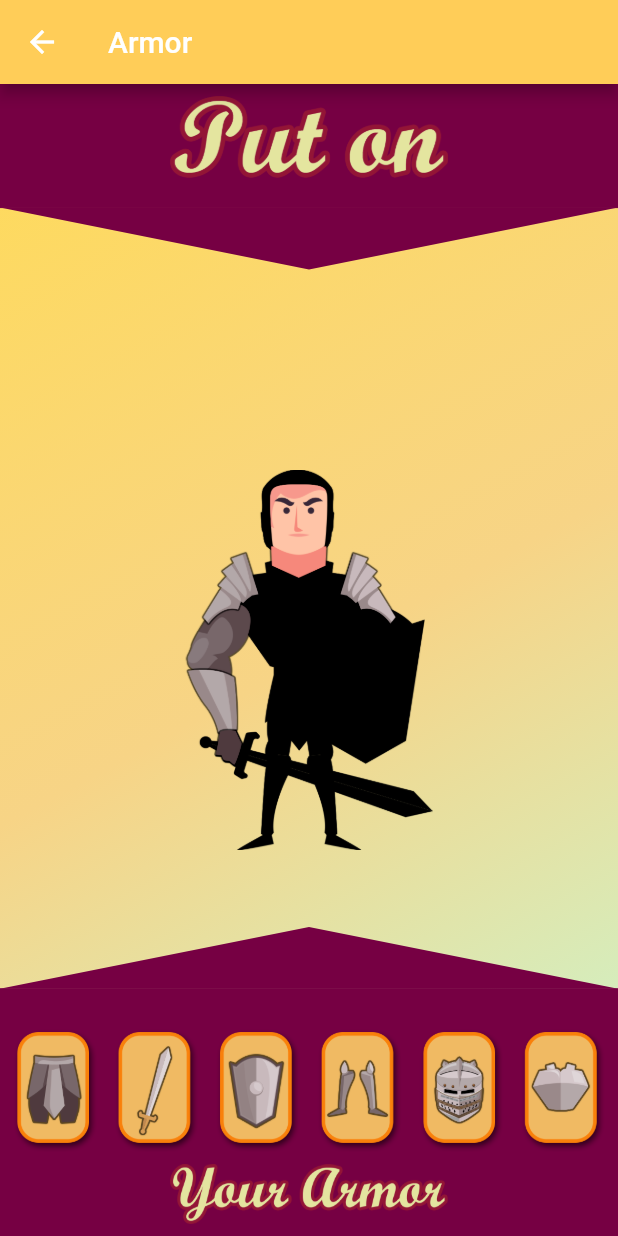
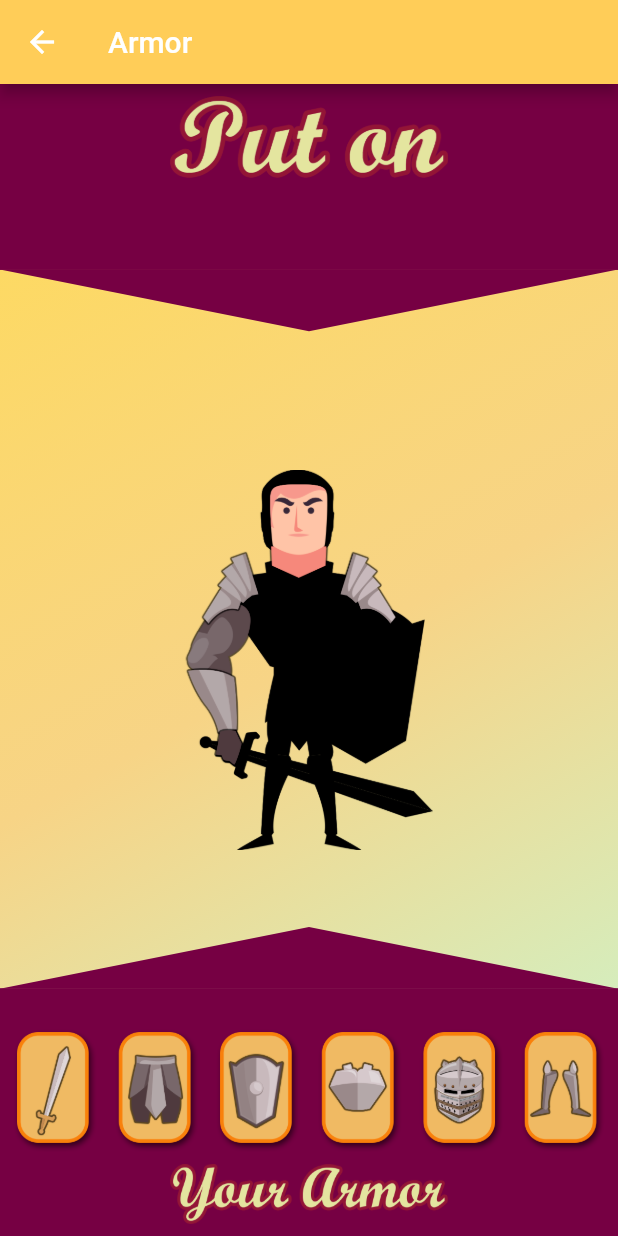
Before and after one commit to Jakebluhm/morning_mustard, a Flutter app: the ArmorPage screen opened by its route, on a phone screen of 412 x 824 dp. Run offline on Flutter 3.47's test engine with Material 2 defaults, Android fonts, the phone set to English and light mode, and no system bars; our stand-ins replace flutter_hooks, flutter_riverpod, freezed_annotation, go_router, hooks_riverpod, riverpod_annotation and 1 more; generated files the repository leaves out were written again.

Commit message:
Complete armor buttons with show toggle feature

```diff
--- a/lib/constants/armor_button_data.dart
+++ b/lib/constants/armor_button_data.dart
@@ -16,13 +16,13 @@ class ButtonItem {
 List<ButtonItem> armorButtonItems = [
   ButtonItem(
     imagePath:
-        'lib/assets/Soilder/armor with box/west with box.imageset/west with box.png',
-    label: 'waist',
+        'lib/assets/Soilder/armor with box/shord with box.imageset/shord with box.png',
+    label: 'sword',
   ),
   ButtonItem(
     imagePath:
-        'lib/assets/Soilder/armor with box/shord with box.imageset/shord with box.png',
-    label: 'sword',
+        'lib/assets/Soilder/armor with box/west with box.imageset/west with box.png',
+    label: 'waist',
   ),
   ButtonItem(
     imagePath:
@@ -31,8 +31,8 @@ List<ButtonItem> armorButtonItems = [
   ),
   ButtonItem(
     imagePath:
-        'lib/assets/Soilder/armor with box/leg arms with box.imageset/leg arms with box.png',
-    label: 'legs',
+        'lib/assets/Soilder/armor with box/chest sheild with box.imageset/chest sheild with box.png',
+    label: 'chest',
   ),
   ButtonItem(
     imagePath:
@@ -41,8 +41,8 @@ List<ButtonItem> armorButtonItems = [
   ),
   ButtonItem(
     imagePath:
-        'lib/assets/Soilder/armor with box/chest sheild with box.imageset/chest sheild with box.png',
-    label: 'chest',
+        'lib/assets/Soilder/armor with box/leg arms with box.imageset/leg arms with box.png',
+    label: 'legs',
   ),
   // Add other items here if needed
 ];
@@ -56,3 +56,9 @@ extension ArmorButtonItemsExtension on List<ButtonItem> {
     );
   }
 }
+
+extension ButtonItemExtension on ButtonItem {
+  bool hasMatchingLabel(String labelToMatch) {
+    return this.label == labelToMatch;
+  }
+}
--- a/lib/pages/armor_page.dart
+++ b/lib/pages/armor_page.dart
@@ -1,25 +1,32 @@
 import 'dart:math';
 
 import 'package:flutter/material.dart';
+import 'package:flutter_hooks/flutter_hooks.dart';
 import 'package:hooks_riverpod/hooks_riverpod.dart';
 import 'package:morning_mustard/constants/armor_button_data.dart';
 import 'package:morning_mustard/services/navigation_service/navigation_service.dart';
 import 'package:morning_mustard/widgets/armor_widget.dart';
+import 'package:tuple/tuple.dart';
 
 class ArmorPage extends HookConsumerWidget {
   ArmorPage();
-
-  ButtonItem? chestItem = armorButtonItems.findByLabel('chest');
-  ButtonItem? helmetItem = armorButtonItems.findByLabel('helmet');
-  ButtonItem? legsItem = armorButtonItems.findByLabel('legs');
-  ButtonItem? shieldItem = armorButtonItems.findByLabel('shield');
-  ButtonItem? swordItem = armorButtonItems.findByLabel('sword');
-  ButtonItem? waistItem = armorButtonItems.findByLabel('waist');
 
   @override
   Widget build(BuildContext context, WidgetRef ref) {
     double screenWidth = MediaQuery.of(context).size.width;
     double screenHeight = MediaQuery.of(context).size.height;
+    // ButtonItem? chestItem = armorButtonItems.findByLabel('chest');
+    // ButtonItem? helmetItem = armorButtonItems.findByLabel('helmet');
+    // ButtonItem? legsItem = armorButtonItems.findByLabel('legs');
+    // ButtonItem? shieldItem = armorButtonItems.findByLabel('shield');
+    // ButtonItem? swordItem = armorButtonItems.findByLabel('sword');
+    // ButtonItem? waistItem = armorButtonItems.findByLabel('waist');
+    final chestItem = useState(false);
+    final helmetItem = useState(false);
+    final legsItem = useState(false);
+    final shieldItem = useState(false);
+    final swordItem = useState(false);
+    final waistItem = useState(false);
 
     return Scaffold(
       appBar: AppBar(
@@ -66,7 +73,7 @@ class ArmorPage extends HookConsumerWidget {
                           ),
                         ),
                         width: screenWidth,
-                        height: screenHeight * 0.1,
+                        height: screenHeight * 0.15,
                       ),
                     ),
                   ],
@@ -121,10 +128,19 @@ class ArmorPage extends HookConsumerWidget {
                     children: armorButtonItems.map((buttonItem) {
                       return GestureDetector(
                         onTap: () {
-                          // Perform action on button press
-                          print("b43 Button press ${buttonItem.show.value}");
-                          buttonItem.show.value = !buttonItem.show.value;
-                          print("after Button press ${buttonItem.show.value}");
+                          if (buttonItem.hasMatchingLabel('chest')) {
+                            chestItem.value = !chestItem.value;
+                          } else if (buttonItem.hasMatchingLabel('helmet')) {
+                            helmetItem.value = !helmetItem.value;
+                          } else if (buttonItem.hasMatchingLabel('legs')) {
+                            legsItem.value = !legsItem.value;
+                          } else if (buttonItem.hasMatchingLabel('shield')) {
+                            shieldItem.value = !shieldItem.value;
+                          } else if (buttonItem.hasMatchingLabel('sword')) {
+                            swordItem.value = !swordItem.value;
+                          } else if (buttonItem.hasMatchingLabel('waist')) {
+                            waistItem.value = !waistItem.value;
+                          }
                         },
                         child: Image.asset(
                           buttonItem.imagePath,
@@ -151,12 +167,12 @@ class ArmorPage extends HookConsumerWidget {
             ),
             Center(
               child: ArmorWidget(
-                chest: chestItem!.show.value,
-                helmet: helmetItem!.show.value,
-                legs: legsItem!.show.value,
-                shield: shieldItem!.show.value,
-                sword: swordItem!.show.value,
-                waist: waistItem!.show.value,
+                chest: chestItem.value,
+                helmet: helmetItem.value,
+                legs: legsItem.value,
+                shield: shieldItem.value,
+                sword: swordItem.value,
+                waist: waistItem.value,
               ),
             )
           ],
--- a/pubspec.yaml
+++ b/pubspec.yaml
@@ -41,6 +41,7 @@ dependencies:
   freezed_annotation: ^2.4.1
   freezed: ^2.4.5
   flutter_hooks: ^0.20.3
+  tuple: ^2.0.2
 
 dev_dependencies:
   flutter_test:
```
Also changed, not shown: pubspec.lock.
